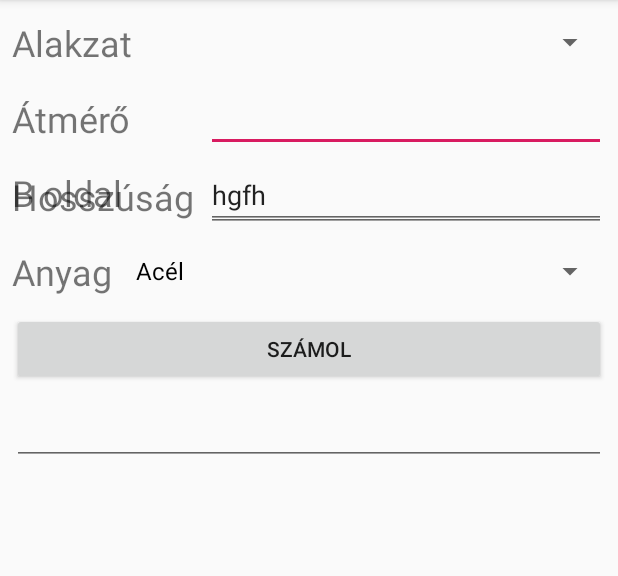
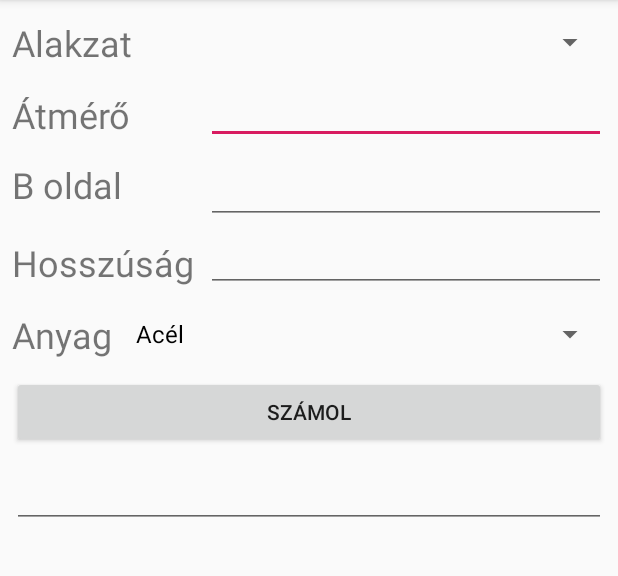
Before and after one commit to Kacsa22/Tomeg, an Android app: the screen it shows after launch (MainActivity), on a phone screen of 412 x 824 dp, the part 84-660 px from its top. Run offline under Robolectric (Android 15) with nearby library versions, the phone set to English and light mode, and no system bars.

Commit message:
Robinnak mégeccö

```diff
--- a/app/src/main/java/com/example/patrik/tomeg/MainActivity.java
+++ b/app/src/main/java/com/example/patrik/tomeg/MainActivity.java
@@ -4,6 +4,8 @@ import android.support.constraint.ConstraintLayout;
 import android.support.constraint.ConstraintSet;
 import android.support.v7.app.AppCompatActivity;
 import android.os.Bundle;
+import android.text.InputType;
+import android.util.TypedValue;
 import android.view.View;
 import android.view.ViewGroup;
 import android.widget.ArrayAdapter;
@@ -101,9 +103,10 @@ public class MainActivity extends AppCompatActivity {
     public void Addbutton(){
         //add edit
         ConstraintSet set = new ConstraintSet();
+        set.clone(layout);
         EditText boldal_edit = new EditText(this);
-        hossz_edit.setText("hgfh");
-        boldal_edit.setTextSize(24);
+        boldal_edit.setInputType(InputType.TYPE_NUMBER_FLAG_DECIMAL);
+        boldal_edit.setTextSize(TypedValue.COMPLEX_UNIT_SP,24);
         boldal_edit.setId(100);           // <-- Important
         layout.addView(boldal_edit);
         TextView boldal_text = new TextView(this);
@@ -118,10 +121,10 @@ public class MainActivity extends AppCompatActivity {
         set.connect(200,ConstraintSet.TOP,100,ConstraintSet.TOP,0);
         set.connect(200,ConstraintSet.BOTTOM,100,ConstraintSet.BOTTOM,0);
         set.connect(200,ConstraintSet.RIGHT,100,ConstraintSet.LEFT,0);
+        set.constrainHeight(boldal_text.getId(), ViewGroup.LayoutParams.WRAP_CONTENT);
         set.constrainHeight(boldal_edit.getId(), ViewGroup.LayoutParams.WRAP_CONTENT);
-        set.constrainHeight(boldal_text.getId(), ViewGroup.LayoutParams.WRAP_CONTENT);
         //set.connect(R.id.atmero_edit,ConstraintSet.BOTTOM,100,ConstraintSet.TOP,0);
-        //set.connect(R.id.hossz_edit,ConstraintSet.TOP,100,ConstraintSet.BOTTOM,0);
+        set.connect(R.id.hossz_edit,ConstraintSet.TOP,100,ConstraintSet.BOTTOM,8);
         set.applyTo(layout);
     }
 }
--- a/app/src/main/res/layout/activity_main.xml
+++ b/app/src/main/res/layout/activity_main.xml
@@ -34,7 +34,7 @@
     <EditText
         android:id="@+id/atmero_edit"
         android:layout_width="0dp"
-        android:layout_height="wrap_content"
+        android:layout_height="40dp"
         android:layout_marginTop="8dp"
         android:layout_marginEnd="8dp"
         android:layout_marginRight="8dp"
@@ -60,7 +60,7 @@
     <EditText
         android:id="@+id/hossz_edit"
         android:layout_width="0dp"
-        android:layout_height="43dp"
+        android:layout_height="40dp"
         android:layout_marginStart="8dp"
         android:layout_marginLeft="8dp"
         android:layout_marginTop="8dp"
```
